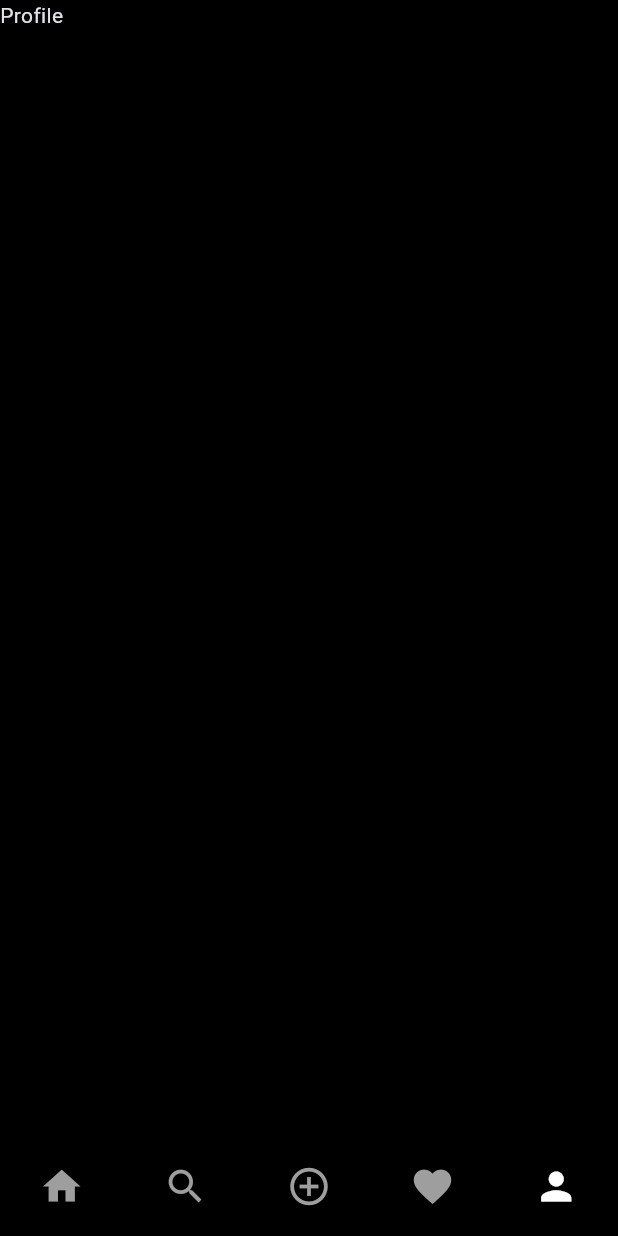
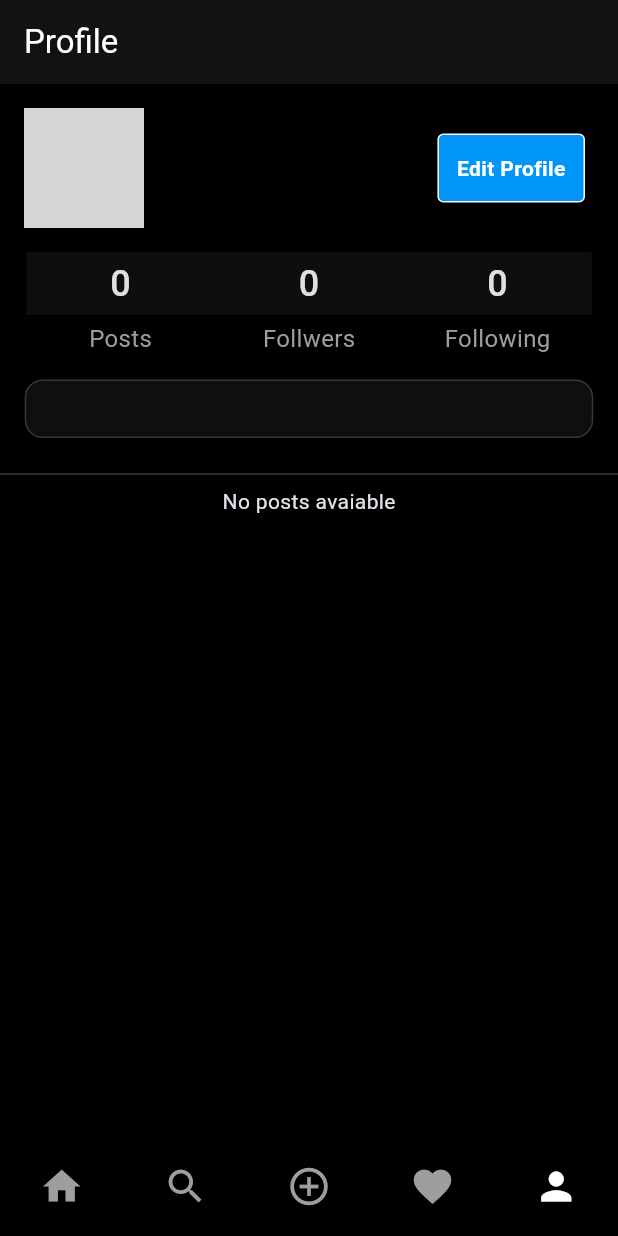
Before and after one commit to CodeWithJeet1204/Clones, a Flutter app: the screen it shows once a user with an empty profile is signed in, swiped to page 5, on a phone screen of 412 x 824 dp. Run offline on Flutter 3.47's test engine with Material 3 defaults, Android fonts, the phone set to English and light mode, and no system bars; our stand-ins replace cloud_firestore, firebase_auth, firebase_core, firebase_storage, flutter_svg, image_picker; accounts and stored records are empty; network calls fail; grey boxes are pictures that could not be loaded.

Commit message:
Profile Screen

```diff
--- a/lib/resources/firestore_methods.dart
+++ b/lib/resources/firestore_methods.dart
@@ -109,4 +109,31 @@ class FirestoreMethods {
     }
     return res;
   }
+
+  // Following
+  Future<void> followUser(String uid, String followId) async {
+    try {
+      DocumentSnapshot snap =
+          await _firestore.collection('users').doc(uid).get();
+      List following = (snap.data()! as dynamic)['following'];
+
+      if (following.contains('followId')) {
+        await _firestore.collection('users').doc(followId).update({
+          'followers': FieldValue.arrayRemove([uid]),
+        });
+        await _firestore.collection('users').doc(uid).update({
+          'following': FieldValue.arrayRemove([followId]),
+        });
+      } else {
+        await _firestore.collection('users').doc(followId).update({
+          'followers': FieldValue.arrayUnion([uid]),
+        });
+        await _firestore.collection('users').doc(uid).update({
+          'following': FieldValue.arrayUnion([followId]),
+        });
+      }
+    } catch (e) {
+      print(e.toString());
+    }
+  }
 }
--- /dev/null
+++ b/lib/screens/profile_screen.dart
@@ -0,0 +1,321 @@
+// ignore_for_file: use_build_context_synchronously
+
+import 'package:cloud_firestore/cloud_firestore.dart';
+import 'package:firebase_auth/firebase_auth.dart';
+import 'package:flutter/material.dart';
+import 'package:instagram/resources/firestore_methods.dart';
+import 'package:instagram/utils/colors.dart';
+import 'package:instagram/widgets/snackbar.dart';
+
+class ProfileScreen extends StatefulWidget {
+  const ProfileScreen({
+    super.key,
+    required this.uid,
+  });
+  final String uid;
+
+  @override
+  State<ProfileScreen> createState() => _ProfileScreenState();
+}
+
+class _ProfileScreenState extends State<ProfileScreen> {
+  String text = "Edit Profile";
+  Color backgroundColor = blueColor;
+  var userData = {};
+  int postLength = 0;
+  int followers = 0;
+  int following = 0;
+  bool isFollowing = false;
+  bool isLoading = false;
+
+  @override
+  void initState() {
+    super.initState();
+    getData();
+  }
+
+  getData() async {
+    setState(() {
+      isLoading = true;
+    });
+    try {
+      var userSnap = await FirebaseFirestore.instance
+          .collection('users')
+          .doc(widget.uid)
+          .get();
+
+      // Posts length
+      var postSnap = await FirebaseFirestore.instance
+          .collection('posts')
+          .where('uid', isEqualTo: FirebaseAuth.instance.currentUser!.uid)
+          .get();
+      postLength = postSnap.docs.length;
+      userData = userSnap.data()!;
+      followers = userSnap.data()!['followers'].length;
+      following = userSnap.data()!['following'].length;
+      isFollowing = userSnap
+          .data()!['followers']
+          .contains(FirebaseAuth.instance.currentUser!.uid);
+      setState(() {});
+    } catch (e) {
+      mySnackBar(context, e.toString());
+    }
+    setState(() {
+      isLoading = false;
+    });
+  }
+
+  Column buildStatColumn(int num, String label) {
+    return Column(
+      mainAxisSize: MainAxisSize.min,
+      mainAxisAlignment: MainAxisAlignment.center,
+      children: [
+        Container(
+          alignment: Alignment.center,
+          padding: const EdgeInsets.symmetric(horizontal: 8, vertical: 4),
+          width: MediaQuery.of(context).size.width * 0.305,
+          color: const Color.fromARGB(255, 14, 14, 14),
+          child: Text(
+            num.toString(),
+            style: TextStyle(
+              fontSize: 24,
+              fontWeight: FontWeight.w500,
+              color: Colors.grey.shade300,
+            ),
+          ),
+        ),
+        Container(
+          alignment: Alignment.center,
+          padding: const EdgeInsets.symmetric(horizontal: 8, vertical: 4),
+          width: MediaQuery.of(context).size.width * 0.305,
+          child: Text(
+            label,
+            style: TextStyle(
+              fontSize: 16,
+              color: Colors.grey.shade500,
+            ),
+          ),
+        ),
+      ],
+    );
+  }
+
+  void onFollowTap() async {
+    await FirestoreMethods().followUser(
+      FirebaseAuth.instance.currentUser!.uid,
+      userData['uid'],
+    );
+    setState(() {
+      isFollowing = true;
+      followers++;
+    });
+  }
+
+  void onUnFollowTap() async {
+    await FirestoreMethods().followUser(
+      FirebaseAuth.instance.currentUser!.uid,
+      userData['uid'],
+    );
+    // mySnackBar(context, res);
+    setState(() {
+      isFollowing = false;
+      followers--;
+    });
+  }
+
+  void onEditTap() {}
+
+  @override
+  Widget build(BuildContext context) {
+    return Scaffold(
+      appBar: AppBar(
+        title: const Text("Profile"),
+      ),
+      body: isLoading
+          ? const Center(
+              child: CircularProgressIndicator(),
+            )
+          : ListView(
+              children: [
+                Padding(
+                  padding: const EdgeInsets.all(16),
+                  child: Column(
+                    children: [
+                      Row(
+                        children: [
+                          CircleAvatar(
+                            radius: 40,
+                            backgroundColor:
+                                const Color.fromARGB(255, 65, 65, 65),
+                            backgroundImage: NetworkImage(
+                              userData['photoUrl'],
+                            ),
+                          ),
+                          const SizedBox(width: 24),
+                          Column(
+                            crossAxisAlignment: CrossAxisAlignment.start,
+                            children: [
+                              Text(
+                                userData['username'],
+                                style: const TextStyle(
+                                  fontSize: 28,
+                                ),
+                              ),
+                            ],
+                          ),
+                          Expanded(child: Container()),
+                          FirebaseAuth.instance.currentUser!.uid == widget.uid
+                              ? InkWell(
+                                  onTap: onEditTap,
+                                  child: Container(
+                                    padding: const EdgeInsets.all(12),
+                                    decoration: BoxDecoration(
+                                      color: blueColor,
+                                      border: Border.all(
+                                        color: primaryColor,
+                                        width: 1,
+                                      ),
+                                      borderRadius: BorderRadius.circular(4),
+                                    ),
+                                    child: const Text(
+                                      "Edit Profile",
+                                      style: TextStyle(
+                                        color: primaryColor,
+                                        fontSize: 14,
+                                        fontWeight: FontWeight.w600,
+                                      ),
+                                    ),
+                                  ),
+                                )
+                              : isFollowing
+                                  ? InkWell(
+                                      onTap: onUnFollowTap,
+                                      child: Container(
+                                        padding: const EdgeInsets.all(12),
+                                        decoration: BoxDecoration(
+                                          color: primaryColor,
+                                          border: Border.all(
+                                            color: Colors.transparent,
+                                            width: 1,
+                                          ),
+                                          borderRadius:
+                                              BorderRadius.circular(4),
+                                        ),
+                                        child: const Text(
+                                          "Following",
+                                          style: TextStyle(
+                                            color: Colors.black,
+                                            fontSize: 14,
+                                            fontWeight: FontWeight.w600,
+                                          ),
+                                        ),
+                                      ),
+                                    )
+                                  : InkWell(
+                                      onTap: onFollowTap,
+                                      child: Container(
+                                        padding: const EdgeInsets.all(12),
+                                        decoration: BoxDecoration(
+                                          color: Colors.transparent,
+                                          border: Border.all(
+                                            color: primaryColor,
+                                            width: 1,
+                                          ),
+                                          borderRadius:
+                                              BorderRadius.circular(4),
+                                        ),
+                                        child: const Text(
+                                          "Follow",
+                                          style: TextStyle(
+                                            color: primaryColor,
+                                            fontSize: 14,
+                                          ),
+                                        ),
+                                      ),
+                                    ),
+                          const SizedBox(width: 6),
+                        ],
+                      ),
+                      const SizedBox(height: 16),
+                      Row(
+                        mainAxisSize: MainAxisSize.min,
+                        mainAxisAlignment: MainAxisAlignment.start,
+                        children: [
+                          buildStatColumn(postLength, "Posts"),
+                          buildStatColumn(followers, "Follwers"),
+                          buildStatColumn(following, "Following"),
+                        ],
+                      ),
+                      const SizedBox(height: 12),
+                      Container(
+                        alignment: Alignment.center,
+                        width: MediaQuery.of(context).size.width * 0.92,
+                        decoration: BoxDecoration(
+                          color: const Color.fromARGB(255, 15, 15, 15),
+                          border: Border.all(
+                            width: 1,
+                            color: const Color.fromARGB(255, 55, 55, 55),
+                          ),
+                          borderRadius: BorderRadius.circular(12),
+                        ),
+                        child: Padding(
+                          padding: const EdgeInsets.all(8.0),
+                          child: Text(
+                            userData['bio'],
+                            style: const TextStyle(
+                              fontSize: 14,
+                            ),
+                          ),
+                        ),
+                      ),
+                    ],
+                  ),
+                ),
+                const Divider(
+                  color: Color.fromARGB(58, 255, 255, 255),
+                ),
+                FutureBuilder(
+                  future: FirebaseFirestore.instance
+                      .collection('posts')
+                      .where('uid', isEqualTo: widget.uid)
+                      .get(),
+                  builder: (context,
+                      AsyncSnapshot<QuerySnapshot<Map<String, dynamic>>>
+                          snapshot) {
+                    if (snapshot.connectionState == ConnectionState.waiting) {
+                      return const Center(
+                        child: CircularProgressIndicator(),
+                      );
+                    }
+                    return snapshot.data!.docs.isEmpty
+                        ? const Center(
+                            child: Text("No posts avaiable"),
+                          )
+                        : GridView.builder(
+                            shrinkWrap: true,
+                            gridDelegate:
+                                const SliverGridDelegateWithFixedCrossAxisCount(
+                              crossAxisCount: 3,
+                              crossAxisSpacing: 2,
+                              mainAxisSpacing: 2,
+                              childAspectRatio: 1,
+                            ),
+                            itemCount: snapshot.data!.docs.length,
+                            itemBuilder: ((context, index) {
+                              DocumentSnapshot snap =
+                                  snapshot.data!.docs[index];
+                              return Image(
+                                image: NetworkImage(
+                                  snap['postUrl'],
+                                ),
+                                fit: BoxFit.cover,
+                              );
+                            }),
+                          );
+                  },
+                ),
+              ],
+            ),
+    );
+  }
+}
--- a/lib/screens/search_screen.dart
+++ b/lib/screens/search_screen.dart
@@ -1,6 +1,7 @@
 import 'package:cloud_firestore/cloud_firestore.dart';
 import 'package:flutter/material.dart';
 import 'package:flutter_staggered_grid_view/flutter_staggered_grid_view.dart';
+import 'package:instagram/screens/profile_screen.dart';
 import 'package:instagram/utils/colors.dart';
 
 class SearchScreen extends StatefulWidget {
@@ -38,6 +39,7 @@ class _SearchScreenState extends State<SearchScreen> {
           },
         ),
       ),
+      //TODO: Remove error
       body: isShowUser
           ? FutureBuilder(
               future: FirebaseFirestore.instance
@@ -54,16 +56,31 @@ class _SearchScreenState extends State<SearchScreen> {
                     child: CircularProgressIndicator(),
                   );
                 }
-                return ListView.builder(
+                return snapshot.data!.docs.isEmpty
+                    ? const Center(
+                        child: Text("No such user"),
+                      )
+                    : ListView.builder(
                         itemCount: snapshot.data!.docs.length,
                         itemBuilder: (context, index) {
-                      return ListTile(
+                          return InkWell(
+                            onTap: () {
+                              Navigator.of(context).push(
+                                MaterialPageRoute(
+                                  builder: ((context) => ProfileScreen(
+                                      uid: snapshot.data!.docs[index]['uid'])),
+                                ),
+                              );
+                            },
+                            child: ListTile(
                               leading: CircleAvatar(
                                 backgroundImage: NetworkImage(
                                   snapshot.data!.docs[index]['photoUrl'],
                                 ),
                               ),
-                        title: Text(snapshot.data!.docs[index]['username']),
+                              title:
+                                  Text(snapshot.data!.docs[index]['username']),
+                            ),
                           );
                         });
               },
--- a/lib/utils/global_variables.dart
+++ b/lib/utils/global_variables.dart
@@ -1,14 +1,18 @@
+import 'package:firebase_auth/firebase_auth.dart';
 import 'package:flutter/material.dart';
 import 'package:instagram/screens/add_post_screen.dart';
 import 'package:instagram/screens/feed_screen.dart';
+import 'package:instagram/screens/profile_screen.dart';
 import 'package:instagram/screens/search_screen.dart';
 
 const webScreenSize = 600;
 
-const homeScreenItems = [
-  FeedScreen(),
-  SearchScreen(),
-  AddPostScreen(),
-  Text('Notif'),
-  Text('Profile'),
+List<Widget> homeScreenItems = [
+  const FeedScreen(),
+  const SearchScreen(),
+  const AddPostScreen(),
+  const Text('Notif'),
+  ProfileScreen(
+    uid: FirebaseAuth.instance.currentUser!.uid,
+  ),
 ];
```
Lines whose indentation alone changed are shown as unchanged.
